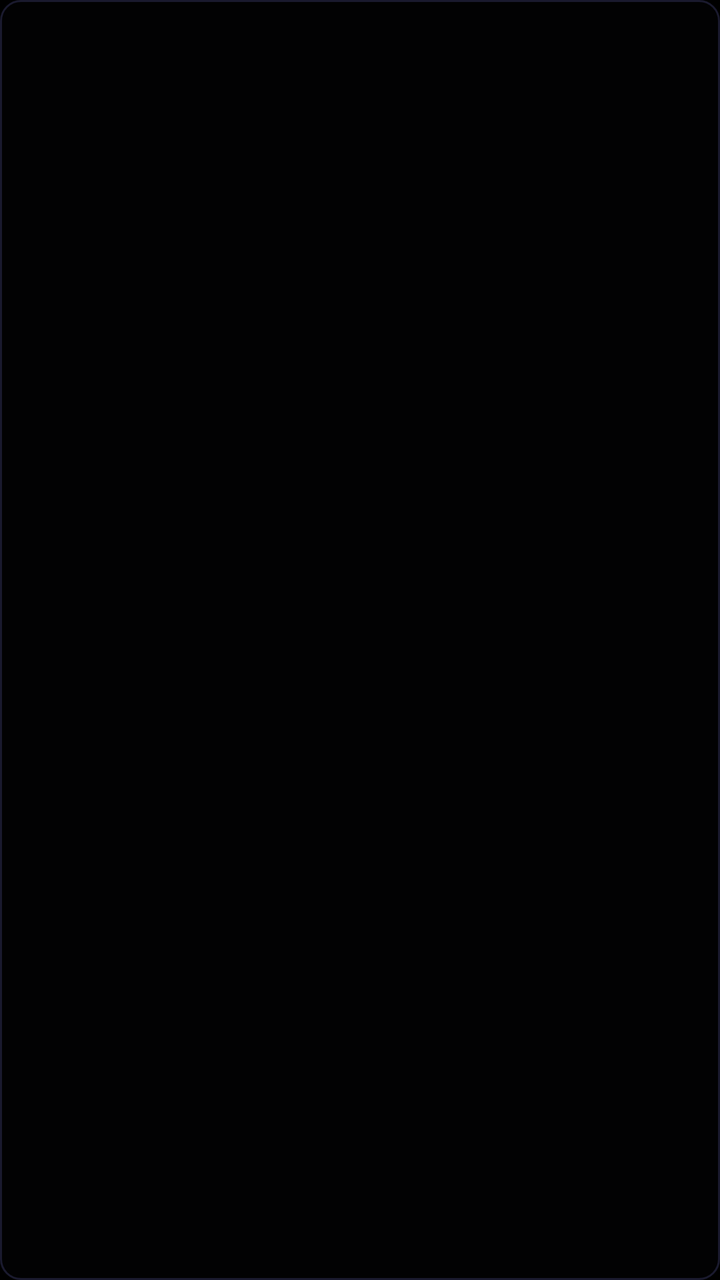
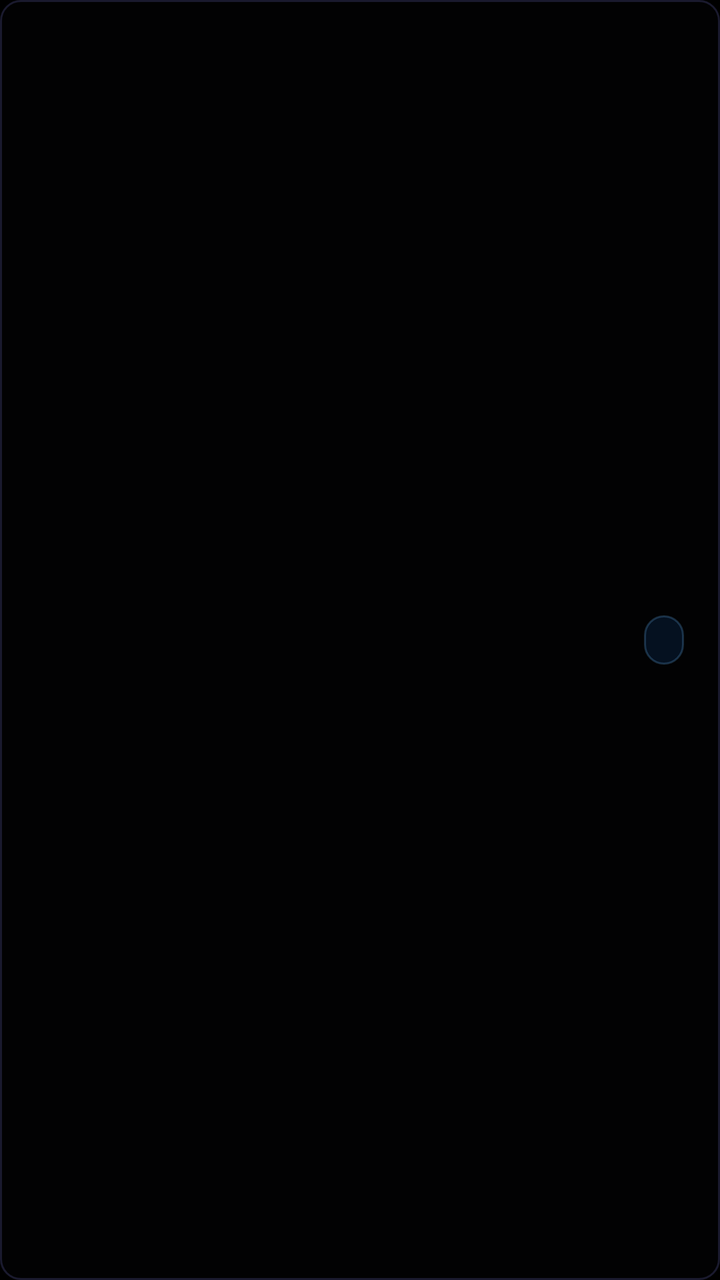

Screens rendered from an Android XML layout before and after an edit, with the pre-edit source and the edit as a unified diff.
<!-- AndroidManifest.xml: application theme Theme.Fotify -->
<!-- res/layout/item_server.xml -->
<?xml version="1.0" encoding="utf-8"?>
<LinearLayout
    xmlns:android="http://schemas.android.com/apk/res/android"
    android:layout_width="match_parent"
    android:layout_height="wrap_content"
    android:orientation="vertical"
    android:background="@drawable/server_item_bg"
    android:paddingStart="18dp"
    android:paddingEnd="18dp"
    android:paddingTop="14dp"
    android:paddingBottom="14dp"
    android:layout_marginBottom="8dp">

    
    <TextView
        android:id="@+id/serverName"
        android:layout_width="wrap_content"
        android:layout_height="wrap_content"
        android:textColor="@android:color/white"
        android:textSize="17sp"
        android:textStyle="bold" />

    
    <TextView
        android:id="@+id/serverAddress"
        android:layout_width="wrap_content"
        android:layout_height="wrap_content"
        android:textColor="#64B5F6"
        android:textSize="13sp"
        android:fontFamily="monospace"
        android:layout_marginTop="2dp" />

</LinearLayout>
<!-- resources referenced by this layout -->
<resources>
  <!-- drawable server_item_bg (drawable) -->
  <?xml version="1.0" encoding="utf-8"?>
  <selector xmlns:android="http://schemas.android.com/apk/res/android">
  
      <item android:state_focused="true">
          <shape>
              <solid android:color="#201565C0" />
              <corners android:radius="10dp" />
              <stroke android:width="2dp" android:color="#1565C0" />
          </shape>
      </item>
  
      <item android:state_pressed="true">
          <shape>
              <solid android:color="#301565C0" />
              <corners android:radius="10dp" />
          </shape>
      </item>
  
      <item>
          <shape>
              <solid android:color="#141A1A2E" />
              <corners android:radius="10dp" />
              <stroke android:width="1dp" android:color="#1A1A2E" />
          </shape>
      </item>
  
  </selector>
  <style name="Theme.Fotify" parent="Theme.MaterialComponents.NoActionBar">
          <item name="colorPrimary">@color/accent_blue</item>
          <item name="colorPrimaryDark">@color/accent_blue_dark</item>
          <item name="colorAccent">@color/accent_blue</item>
          <item name="android:windowBackground">@android:color/black</item>
          <item name="android:windowFullscreen">true</item>
          <item name="android:statusBarColor">@android:color/transparent</item>
          <item name="android:navigationBarColor">@android:color/transparent</item>
      </style>
  <color name="accent_blue">#1565C0</color>
  <color name="accent_blue_dark">#0D47A1</color>
</resources>

<!-- the commit's change to res/layout/item_server.xml (unified diff, before → after) -->
@@ -3,31 +3,56 @@
     xmlns:android="http://schemas.android.com/apk/res/android"
     android:layout_width="match_parent"
     android:layout_height="wrap_content"
-    android:orientation="vertical"
+    android:orientation="horizontal"
+    android:gravity="center_vertical"
     android:background="@drawable/server_item_bg"
     android:paddingStart="18dp"
     android:paddingEnd="18dp"
     android:paddingTop="14dp"
     android:paddingBottom="14dp"
-    android:layout_marginBottom="8dp">
+    android:layout_marginBottom="10dp">
+
+    <LinearLayout
+        android:layout_width="0dp"
+        android:layout_height="wrap_content"
+        android:layout_weight="1"
+        android:orientation="vertical">
+
+        
+        <TextView
+            android:id="@+id/serverName"
+            android:layout_width="wrap_content"
+            android:layout_height="wrap_content"
+            android:textColor="@android:color/white"
+            android:textSize="17sp"
+            android:textStyle="bold" />
+
+        
+        <TextView
+            android:id="@+id/serverAddress"
+            android:layout_width="wrap_content"
+            android:layout_height="wrap_content"
+            android:textColor="#64B5F6"
+            android:textSize="13sp"
+            android:fontFamily="monospace"
+            android:layout_marginTop="4dp" />
+
+    </LinearLayout>
 
     
     <TextView
-        android:id="@+id/serverName"
+        android:id="@+id/serverMethod"
         android:layout_width="wrap_content"
         android:layout_height="wrap_content"
-        android:textColor="@android:color/white"
-        android:textSize="17sp"
-        android:textStyle="bold" />
-
-    
-    <TextView
-        android:id="@+id/serverAddress"
-        android:layout_width="wrap_content"
-        android:layout_height="wrap_content"
-        android:textColor="#64B5F6"
-        android:textSize="13sp"
-        android:fontFamily="monospace"
-        android:layout_marginTop="2dp" />
+        android:background="@drawable/server_method_badge_bg"
+        android:textColor="#DDEBFF"
+        android:textSize="11sp"
+        android:textStyle="bold"
+        android:fontFamily="sans"
+        android:paddingStart="10dp"
+        android:paddingEnd="10dp"
+        android:paddingTop="5dp"
+        android:paddingBottom="5dp"
+        android:layout_marginStart="16dp" />
 
 </LinearLayout>
<!-- resource entries referenced after the edit -->
@@ -28,6 +28,13 @@
       </item>
   
   </selector>
+  <!-- drawable server_method_badge_bg (drawable) -->
+  <?xml version="1.0" encoding="utf-8"?>
+  <shape xmlns:android="http://schemas.android.com/apk/res/android">
+      <solid android:color="#261565C0" />
+      <corners android:radius="999dp" />
+      <stroke android:width="1dp" android:color="#3D64B5F6" />
+  </shape>
   <style name="Theme.Fotify" parent="Theme.MaterialComponents.NoActionBar">
           <item name="colorPrimary">@color/accent_blue</item>
           <item name="colorPrimaryDark">@color/accent_blue_dark</item>
